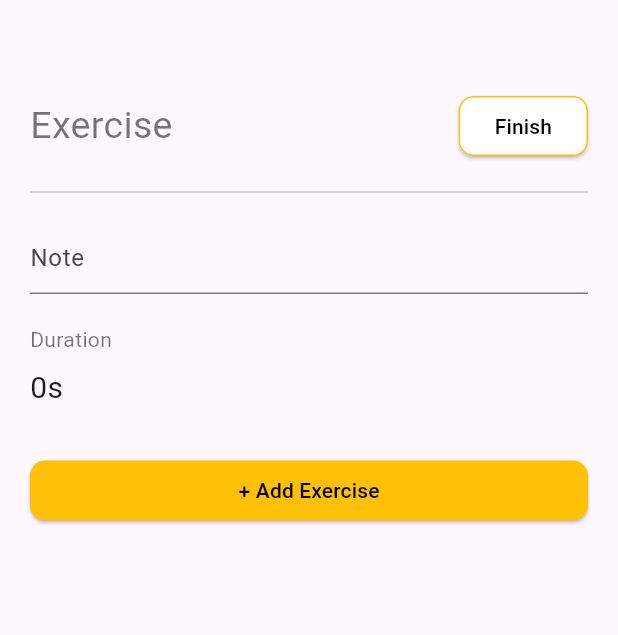
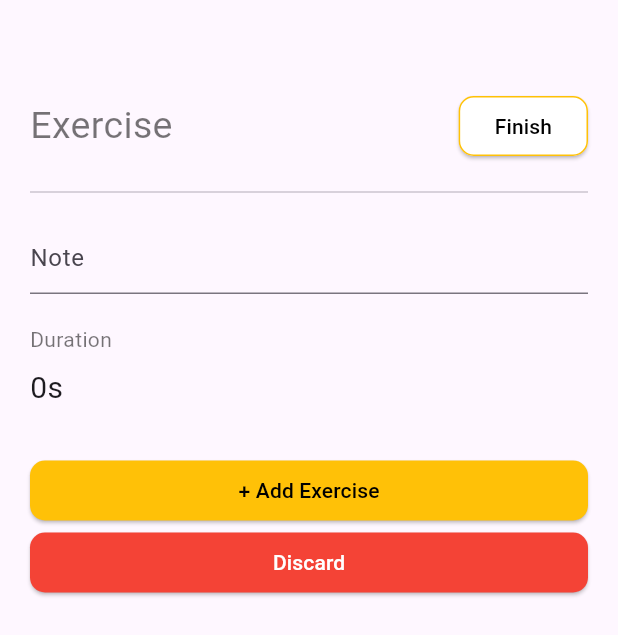
Before and after one commit to Alffaza/SWOLE-app, a Flutter app: the NewExercisePage screen opened directly, on a phone screen of 412 x 824 dp. Shown: the top 635 px of the screen. Run offline on Flutter 3.47's test engine with Material 3 defaults, Android fonts, the phone set to English and light mode, and no system bars; our stand-ins replace cloud_firestore, firebase_core; accounts and stored records are empty.

Commit message:
feat: add discard exercise button

```diff
--- a/lib/pages/new_exercise.dart
+++ b/lib/pages/new_exercise.dart
@@ -206,6 +206,24 @@ class _NewExercisePageState extends State<NewExercisePage> {
                   borderRadius: BorderRadius.circular(10))),
             ),
           ),
+          ElevatedButton(
+            onPressed: () async {
+              Navigator.pop(context);
+            },
+            child: Text(
+              "Discard",
+              style: TextStyle(color: Colors.white),
+            ),
+            style: ButtonStyle(
+              backgroundColor: MaterialStateProperty.resolveWith(
+                    (states) {
+                  return Colors.red;
+                },
+              ),
+              shape: MaterialStateProperty.all(RoundedRectangleBorder(
+                  borderRadius: BorderRadius.circular(10))),
+            ),
+          ),
         ],
       ),
     );
```
